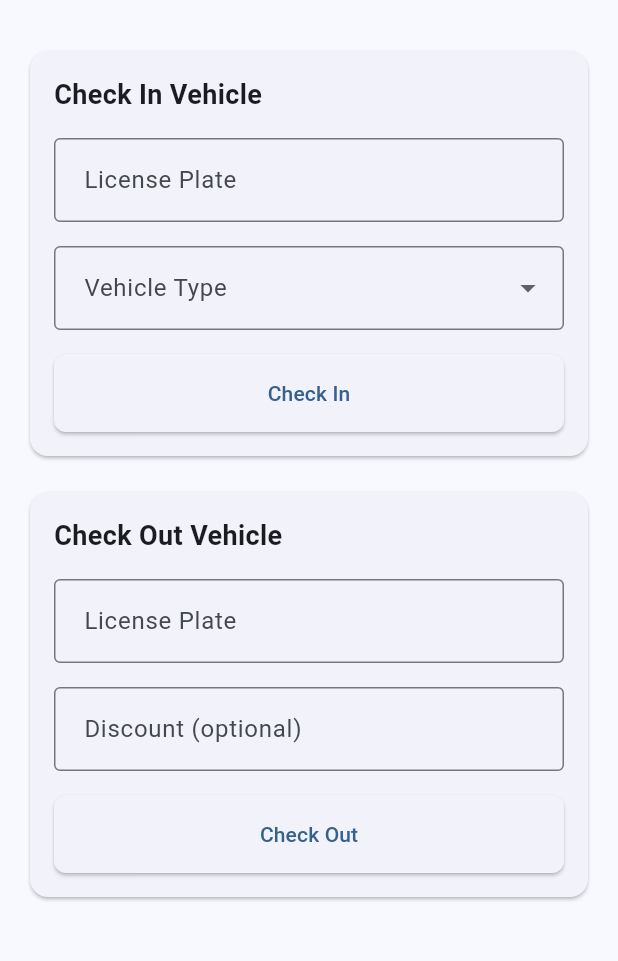
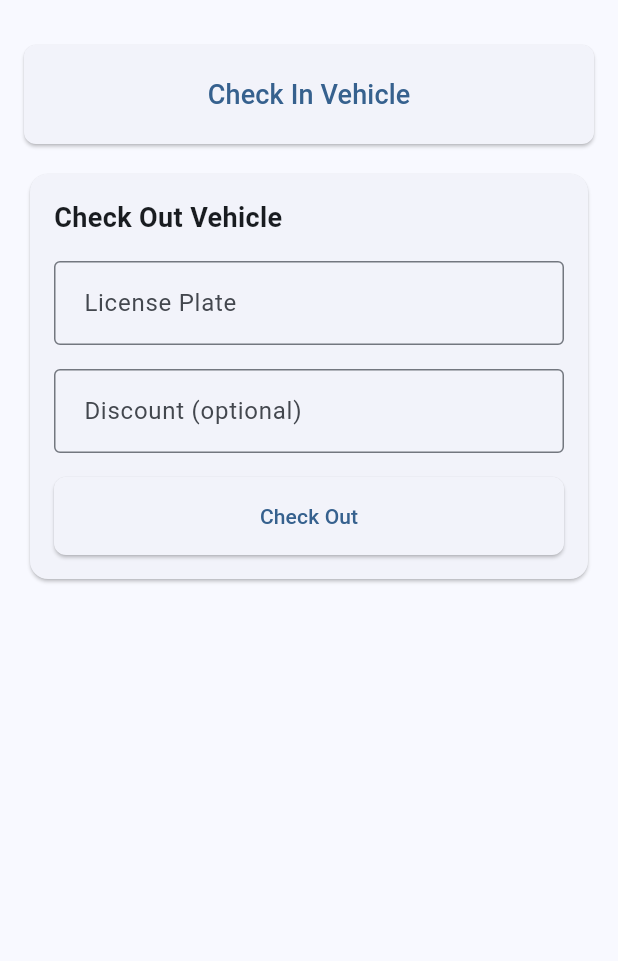
Before and after one commit to crisari666/parking_app, a Flutter app: the MainPage screen opened by its route, on a phone screen of 412 x 824 dp, the part 63-1024 px from its top. Run offline on Flutter 3.47's test engine with Material 3 defaults, Android fonts, the phone set to English and light mode, and no system bars; our stand-ins replace auto_route, equatable, flutter_bloc, gap, get_it, hive and 2 more; accounts and stored records are empty.

Commit message:
Refactor CheckInVehicle widget to use a dialog for vehicle check-in; remove BlocListener and related state management, simplifying the UI. Update MainPage to adjust padding and remove unnecessary const qualifiers for improved readability.

```diff
--- a/lib/features/main/presentation/pages/main_page.dart
+++ b/lib/features/main/presentation/pages/main_page.dart
@@ -29,15 +29,15 @@ class MainPage extends StatelessWidget {
         builder: (context, state) {
           return ScrollConfiguration(
             behavior: NoGlowScrollBehaviour(),
-            child: SingleChildScrollView(
+            child: const SingleChildScrollView(
               child: Padding(
-              padding: const EdgeInsets.all(16.0),
+              padding: EdgeInsets.all(16.0),
                 child: Column(
                   crossAxisAlignment: CrossAxisAlignment.stretch,
                   children: [
                     CheckInVehicle(),
-                    const SizedBox(height: 16),
-                    const CheckOutVehicle(),
+                    SizedBox(height: 16),
+                    CheckOutVehicle(),
                   ],
                 ),
               ),
--- a/lib/features/main/presentation/widgets/check_in_vehicle.dart
+++ b/lib/features/main/presentation/widgets/check_in_vehicle.dart
@@ -1,79 +1,31 @@
 import 'package:flutter/material.dart';
-import 'package:flutter_bloc/flutter_bloc.dart';
-import 'package:quantum_parking_flutter/features/main/presentation/bloc/main_bloc.dart';
-import 'package:quantum_parking_flutter/features/main/presentation/bloc/main_event.dart';
-import 'package:quantum_parking_flutter/features/main/presentation/bloc/main_state.dart';
+import 'package:quantum_parking_flutter/features/main/presentation/widgets/check_in_vehicle_form.dart';
+
+
 
 class CheckInVehicle extends StatelessWidget {
-  final TextEditingController _textEditingController = TextEditingController();
-  CheckInVehicle({super.key});
+  const CheckInVehicle({super.key});
 
   @override
   Widget build(BuildContext context) {
-    return BlocListener<MainBloc, MainState>(
-      listener: (context, state) {
-        if (state is MainError && state.isCheckin) {
-          ScaffoldMessenger.of(context).showSnackBar(SnackBar(content: Text(state.message), backgroundColor: Colors.red,));
-        }
-        if (state is CheckInSuccess) {
-          _textEditingController.clear();
-          ScaffoldMessenger.of(context).showSnackBar(const SnackBar(content: Text('Vehicle checked in successfully')));
-        }
+    return ElevatedButton(
+      onPressed: () {
+        showDialog(
+          context: context,
+          builder: (context) => Dialog(
+            child: Padding(
+              padding: const EdgeInsets.all(16.0),
+              child: CheckInVehicleForm(),
+            ),
+          ),
+        );
       },
-      child: Card(
-        child: Padding(
-          padding: const EdgeInsets.all(16.0),
-        child: Column(
-          crossAxisAlignment: CrossAxisAlignment.stretch,
-          children: [
-            const Text(
-              'Check In Vehicle',
-              style: TextStyle(
-                fontSize: 18,
-                fontWeight: FontWeight.bold,
-              ),
-            ),
-            const SizedBox(height: 16),
-            TextField(
-              controller: _textEditingController,
-              decoration: const InputDecoration(
-                labelText: 'License Plate',
-                border: OutlineInputBorder(),
-              ),
-              onChanged: (value) {
-                context.read<MainBloc>().add(PlateNumberChanged(value));
-              },
-            ),
-            const SizedBox(height: 16),
-            DropdownButtonFormField<String>(
-              decoration: const InputDecoration(
-                labelText: 'Vehicle Type',
-                border: OutlineInputBorder(),
-              ),
-              items: const [
-                DropdownMenuItem(
-                  value: 'car',
-                  child: Text('Car'),
-                ),
-                DropdownMenuItem(
-                  value: 'motorcycle',
-                  child: Text('Motorcycle'),
-                ),
-              ],
-              onChanged: (value) {
-                context.read<MainBloc>().add(VehicleTypeChanged(value!));
-              },
-            ),
-            const SizedBox(height: 16),
-            ElevatedButton(
-              onPressed: () {
-                context.read<MainBloc>().add(CheckInRequested());
-              },
-              child: const Text('Check In'),
-            ),
-          ],
-        ),
-        ),
+      style: ElevatedButton.styleFrom(
+        padding: const EdgeInsets.symmetric(vertical: 20),
+      ),
+      child: const Text(
+        'Check In Vehicle',
+        style: TextStyle(fontSize: 18),
       ),
     );
   }
```
Also changed, not shown: lib/features/main/presentation/widgets/check_in_vehicle_form.dart (added, +87 -0 lines).
